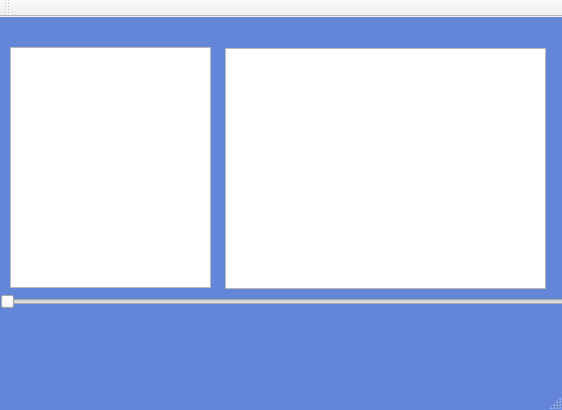
VictoriaOtm/Accord, file mainwindow.ui: the form before one commit.
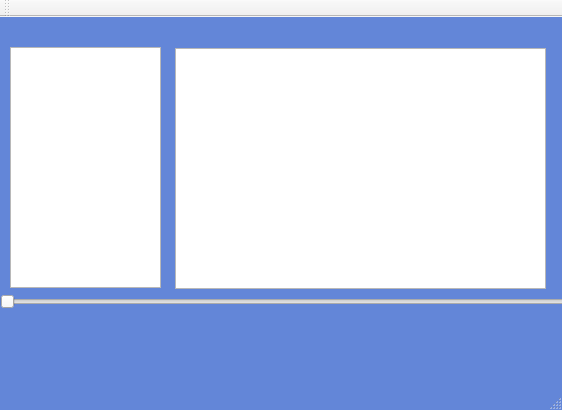
The form after the commit. Icons and pictures are not drawn.

Commit message: player is clean for Leonid

```diff
--- a/mainwindow.ui
+++ b/mainwindow.ui
@@ -98,7 +98,7 @@
      <rect>
       <x>10</x>
       <y>30</y>
-      <width>201</width>
+      <width>151</width>
       <height>241</height>
      </rect>
     </property>
@@ -213,9 +213,9 @@
    <widget class="QListWidget" name="curAudioListWidget">
     <property name="geometry">
      <rect>
-      <x>225</x>
+      <x>175</x>
       <y>31</y>
-      <width>321</width>
+      <width>371</width>
       <height>241</height>
      </rect>
     </property>
```
The commit also changes 2 other files.
